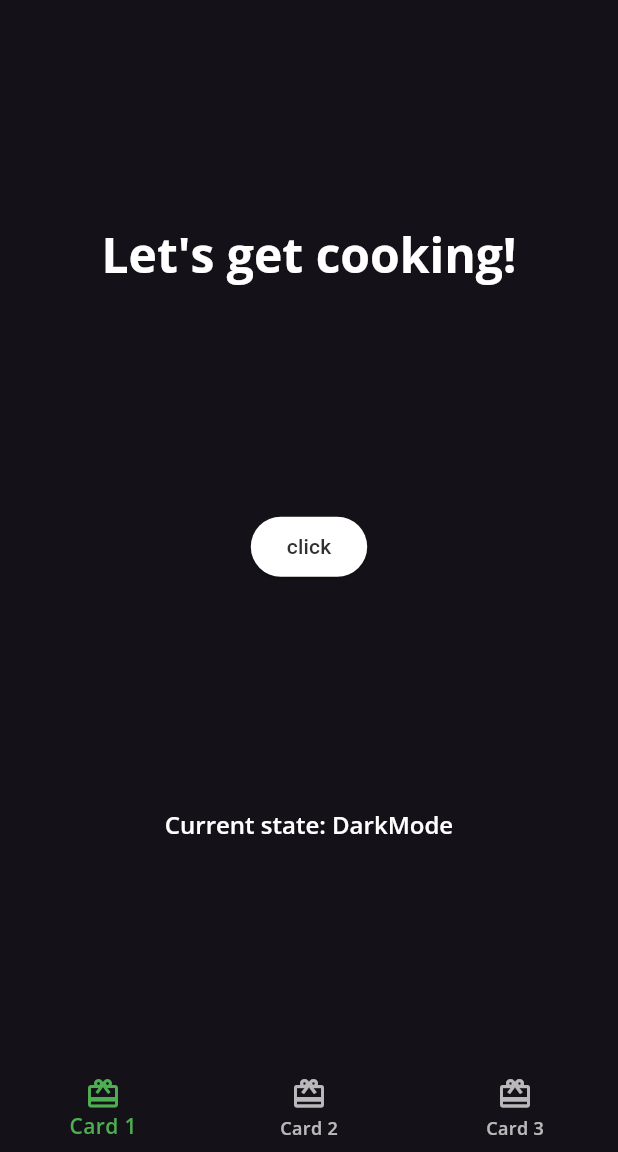
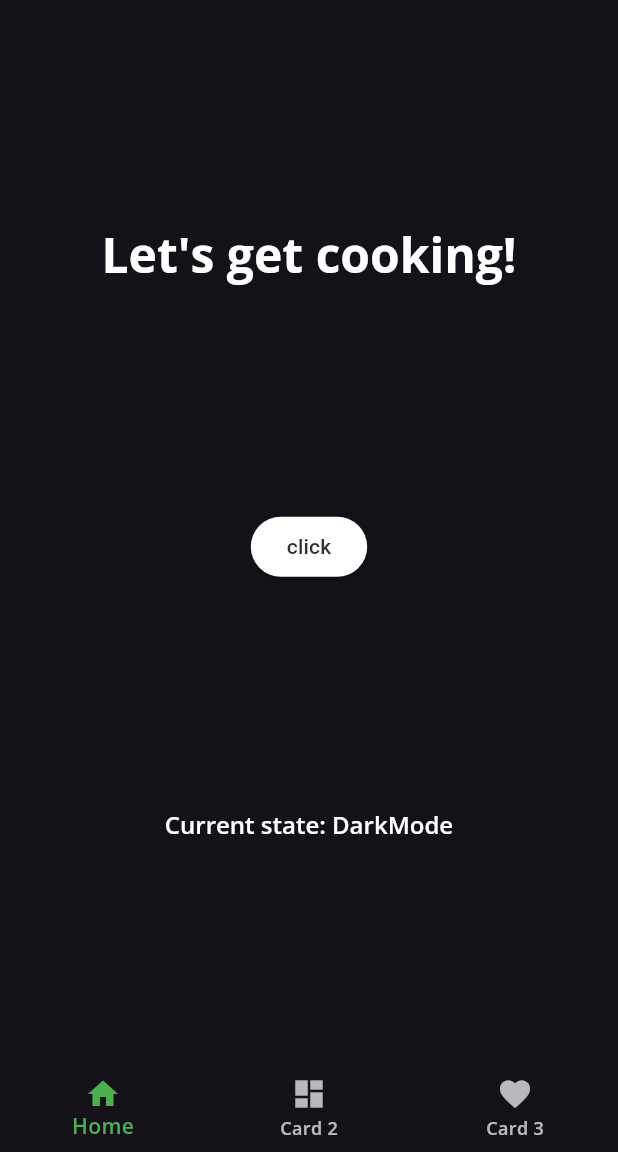
Before and after one commit to krystianpetek/LearningFlutter, a Flutter app: the screen it shows after launch, after a tap on "click", on a phone screen of 412 x 824 dp, the part 84-1236 px from its top. Run offline on Flutter 3.47's test engine with Material 2 defaults, Android fonts, the phone set to English and light mode, and no system bars; our stand-ins replace google_fonts.

Commit message:
Added navigation between cards Added action to pass function between widgets Added indicator which page is currently active

```diff
--- /dev/null
+++ b/book-flutter_apprentice/two_foodapp/lib/actions/dark_mode.dart
@@ -0,0 +1,17 @@
+import 'package:flutter/material.dart';
+
+class DarkModeAction extends Action<DarkModeIntent> {
+  DarkModeAction({required this.darkMode});
+  final Function darkMode;
+
+  @override
+  Object? invoke(DarkModeIntent intent) {
+    darkMode();
+  }
+}
+
+class DarkModeIntent extends Intent {
+  const DarkModeIntent({required this.darkMode});
+
+  final Function darkMode;
+}
--- a/book-flutter_apprentice/two_foodapp/lib/home.dart
+++ b/book-flutter_apprentice/two_foodapp/lib/home.dart
@@ -1,11 +1,9 @@
 import 'package:flutter/material.dart';
+import 'package:two_foodapp/home_page.dart';
 
 class Home extends StatefulWidget {
-  final Function darkModeFn;
-
   const Home({
     super.key,
-    required this.darkModeFn,
   });
 
   @override
@@ -13,15 +11,18 @@ class Home extends StatefulWidget {
 }
 
 class HomeState extends State<Home> {
-  String mode = 'Current state: LightMode';
+  int _selectedCardIndex = 0;
 
-  darkMode() {
-    if (Theme.of(context).brightness.name == Brightness.dark.name) {
-      mode = 'Current state: LightMode';
-    } else {
-      mode = 'Current state: DarkMode';
-    }
-    setState(() {});
+  static List<Widget> pages = <Widget>[
+    const HomePage(),
+    Container(color: Colors.red),
+    Container(color: Colors.blue),
+  ];
+
+  void _onNavBarTapped(int index) {
+    setState(() {
+      _selectedCardIndex = index;
+    });
   }
 
   @override
@@ -33,45 +34,25 @@ class HomeState extends State<Home> {
           style: Theme.of(context).textTheme.headlineSmall,
         ),
       ),
-      body: Center(
-        child: Column(
-          mainAxisAlignment: MainAxisAlignment.spaceEvenly,
-          children: <Widget>[
-            Text(
-              'Let\'s get cooking!',
-              style: Theme.of(context).textTheme.headlineLarge,
-            ),
-            ElevatedButton(
-              onPressed: () {
-                darkMode();
-                widget.darkModeFn();
-              },
-              style: Theme.of(context).elevatedButtonTheme.style,
-              child: const Text('click'),
-            ),
-            Text(
-              mode,
-              style: Theme.of(context).textTheme.headlineSmall,
-            ),
-          ],
-        ),
-      ),
+      body: pages[_selectedCardIndex],
       bottomNavigationBar: BottomNavigationBar(
         selectedItemColor: Theme.of(context).textSelectionTheme.selectionColor,
         items: const [
           BottomNavigationBarItem(
-            icon: Icon(Icons.card_giftcard),
-            label: 'Card 1',
+            icon: Icon(Icons.home),
+            label: 'Home',
           ),
           BottomNavigationBarItem(
-            icon: Icon(Icons.card_giftcard),
+            icon: Icon(Icons.dashboard),
             label: 'Card 2',
           ),
           BottomNavigationBarItem(
-            icon: Icon(Icons.card_giftcard),
+            icon: Icon(Icons.favorite),
             label: 'Card 3',
           ),
         ],
+        onTap: _onNavBarTapped,
+        currentIndex: _selectedCardIndex,
       ),
     );
   }
--- /dev/null
+++ b/book-flutter_apprentice/two_foodapp/lib/home_page.dart
@@ -0,0 +1,56 @@
+import 'package:flutter/material.dart';
+import 'package:two_foodapp/actions/dark_mode.dart';
+
+class HomePage extends StatefulWidget {
+  const HomePage({
+    super.key,
+  });
+
+  @override
+  HomePageState createState() => HomePageState();
+}
+
+class HomePageState extends State<HomePage> {
+  String _mode = 'Current state: LightMode';
+
+  darkMode() {
+    if (Theme.of(context).brightness.name == Brightness.dark.name) {
+      _mode = 'Current state: LightMode';
+    } else {
+      _mode = 'Current state: DarkMode';
+    }
+    setState(() {});
+  }
+
+  @override
+  Widget build(BuildContext context) {
+    return Actions(
+      actions: <Type, Action<Intent>>{
+        DarkModeIntent: DarkModeAction(darkMode: () {})
+      },
+      child: Center(
+        child: Column(
+          mainAxisAlignment: MainAxisAlignment.spaceEvenly,
+          children: <Widget>[
+            Text(
+              'Let\'s get cooking!',
+              style: Theme.of(context).textTheme.headlineLarge,
+            ),
+            ElevatedButton(
+              onPressed: () {
+                darkMode();
+                Actions.invoke(context, DarkModeIntent(darkMode: () {}));
+              },
+              style: Theme.of(context).elevatedButtonTheme.style,
+              child: const Text('click'),
+            ),
+            Text(
+              _mode,
+              style: Theme.of(context).textTheme.headlineSmall,
+            ),
+          ],
+        ),
+      ),
+    );
+  }
+}
--- a/book-flutter_apprentice/two_foodapp/lib/main.dart
+++ b/book-flutter_apprentice/two_foodapp/lib/main.dart
@@ -1,4 +1,5 @@
 import 'package:flutter/material.dart';
+import 'package:two_foodapp/actions/dark_mode.dart';
 import 'package:two_foodapp/foodapp_theme.dart';
 import 'package:two_foodapp/home.dart';
 
@@ -32,7 +33,10 @@ class FoodAppState extends State<FoodApp> {
     return MaterialApp(
       theme: newTheme,
       title: 'FoodApp',
-      home: Home(darkModeFn: darkMode),
+      home: const Home(),
+      actions: <Type, Action<Intent>>{
+        DarkModeIntent: DarkModeAction(darkMode: darkMode)
+      },
     );
   }
 }
```
